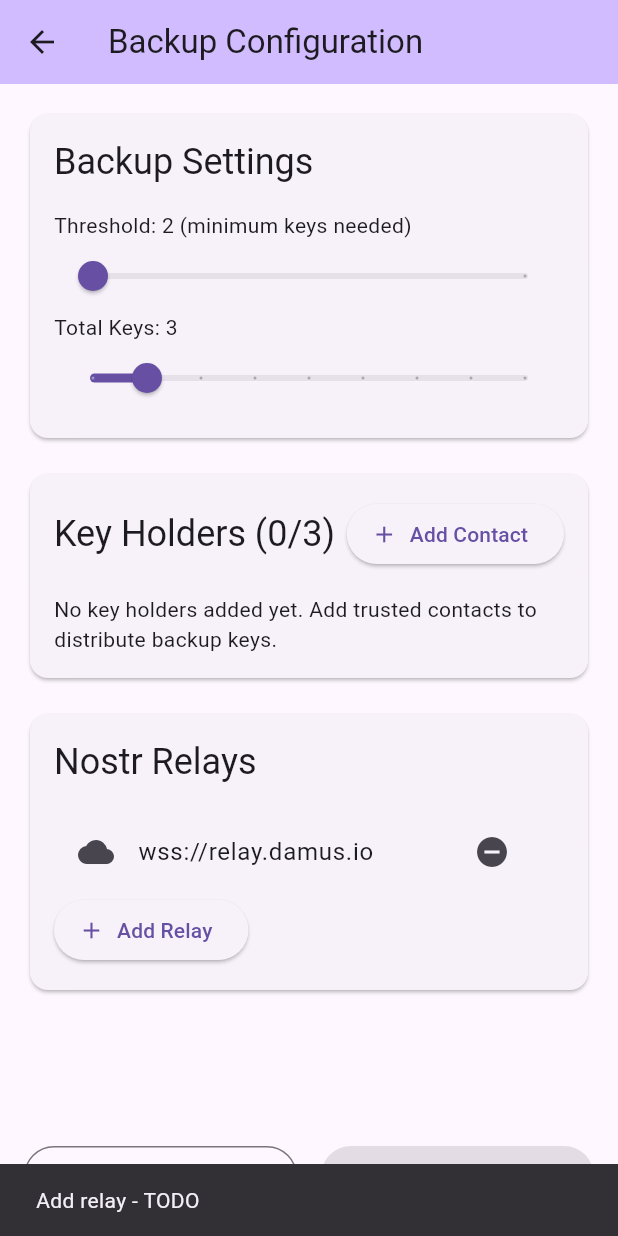
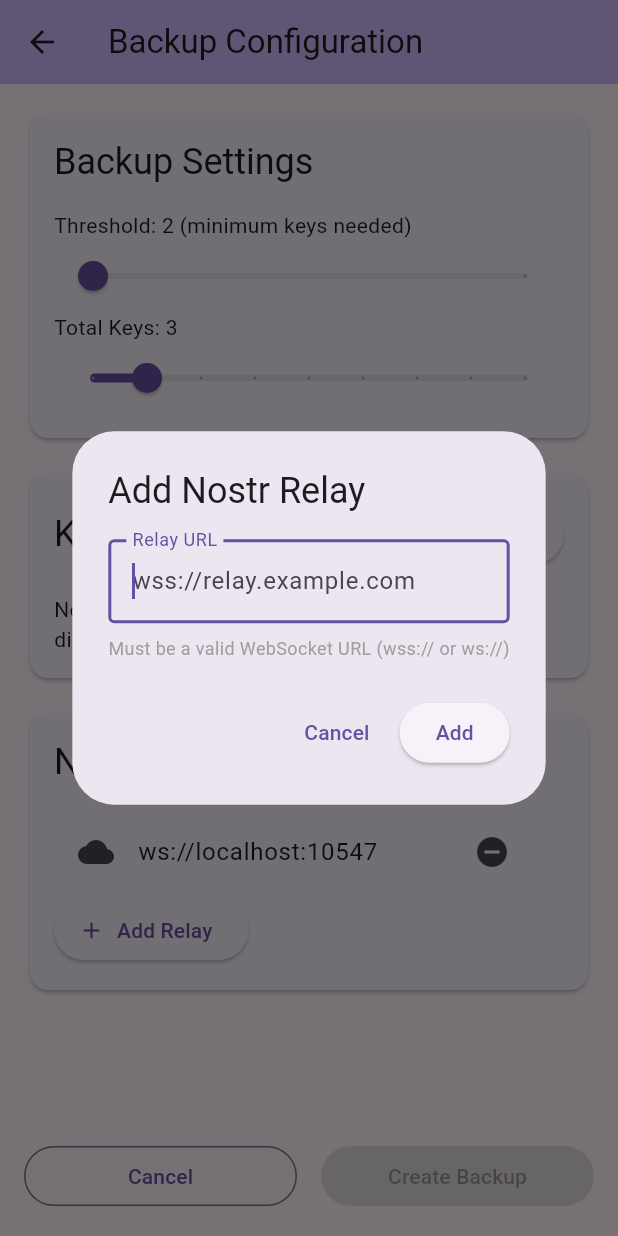
Before and after one commit to mplorentz/keydex, a Flutter app: the BackupConfigScreen screen opened directly with empty values, after a tap on "Add Relay", on a phone screen of 412 x 824 dp. Run offline on Flutter 3.47's test engine with Material 3 defaults, Android fonts, the light colour scheme and no system bars; our stand-ins replace flutter_secure_storage, logger, shared_preferences; missing offline and left inert: ndk, ntcdcrypto; accounts and stored records are empty.

Commit message:
Allow user to configure relays in backup config

````diff
--- a/lib/screens/backup_config_screen.dart
+++ b/lib/screens/backup_config_screen.dart
@@ -24,7 +24,7 @@ class _BackupConfigScreenState extends State<BackupConfigScreen> {
   int _threshold = 2;
   int _totalKeys = 3;
   final List<KeyHolder> _keyHolders = [];
-  final List<String> _relays = ['wss://relay.damus.io'];
+  final List<String> _relays = ['ws://localhost:10547'];
   bool _isCreating = false;
 
   @override
@@ -160,12 +160,7 @@ class _BackupConfigScreenState extends State<BackupConfigScreen> {
                       ),
                     ),
                     ElevatedButton.icon(
-                      onPressed: () {
-                        // TODO: Implement add relay functionality
-                        ScaffoldMessenger.of(
-                          context,
-                        ).showSnackBar(const SnackBar(content: Text('Add relay - TODO')));
-                      },
+                      onPressed: _addRelay,
                       icon: const Icon(Icons.add),
                       label: const Text('Add Relay'),
                     ),
@@ -283,6 +278,72 @@ class _BackupConfigScreenState extends State<BackupConfigScreen> {
     }
   }
 
+  Future<void> _addRelay() async {
+    final relayController = TextEditingController();
+
+    final result = await showDialog<bool>(
+      context: context,
+      builder: (context) => AlertDialog(
+        title: const Text('Add Nostr Relay'),
+        content: Column(
+          mainAxisSize: MainAxisSize.min,
+          children: [
+            TextField(
+              controller: relayController,
+              decoration: const InputDecoration(
+                labelText: 'Relay URL',
+                hintText: 'wss://relay.example.com',
+                border: OutlineInputBorder(),
+              ),
+              keyboardType: TextInputType.url,
+              autofocus: true,
+            ),
+            const SizedBox(height: 8),
+            const Text(
+              'Must be a valid WebSocket URL (wss:// or ws://)',
+              style: TextStyle(fontSize: 12, color: Colors.grey),
+            ),
+          ],
+        ),
+        actions: [
+          TextButton(onPressed: () => Navigator.pop(context, false), child: const Text('Cancel')),
+          ElevatedButton(onPressed: () => Navigator.pop(context, true), child: const Text('Add')),
+        ],
+      ),
+    );
+
+    if (result == true) {
+      try {
+        final relayUrl = relayController.text.trim();
+
+        // Validate relay URL
+        if (relayUrl.isEmpty) {
+          throw Exception('Relay URL cannot be empty');
+        }
+
+        final uri = Uri.parse(relayUrl);
+        if (uri.scheme != 'wss' && uri.scheme != 'ws') {
+          throw Exception('Relay URL must start with wss:// or ws://');
+        }
+
+        // Check if relay already exists
+        if (_relays.contains(relayUrl)) {
+          throw Exception('This relay is already in the list');
+        }
+
+        setState(() {
+          _relays.add(relayUrl);
+        });
+      } catch (e) {
+        if (mounted) {
+          ScaffoldMessenger.of(context).showSnackBar(
+            SnackBar(content: Text('Invalid relay URL: $e'), backgroundColor: Colors.red),
+          );
+        }
+      }
+    }
+  }
+
   Future<void> _createBackup() async {
     if (!_canCreateBackup()) return;
 
--- a/lib/services/backup_service.dart
+++ b/lib/services/backup_service.dart
@@ -107,11 +107,6 @@ class BackupService {
     }
     if (relays.isEmpty) {
       throw ArgumentError('At least one relay must be provided');
-    }
-
-    // Check if backup already exists for this lockbox
-    if (_cachedConfigs!.containsKey(lockboxId)) {
-      throw ArgumentError('Backup configuration already exists for lockbox $lockboxId');
     }
 
     // Create backup configuration
--- a/lib/services/shard_distribution_service.dart
+++ b/lib/services/shard_distribution_service.dart
@@ -55,8 +55,7 @@ class ShardDistributionService {
           // Broadcast the gift wrap event
           ndk.broadcast.broadcast(
             nostrEvent: giftWrap,
-            // TODO: Use config.relays
-            specificRelays: ['ws://localhost:10547'],
+            specificRelays: config.relays,
           );
 
           // Create ShardEvent record
--- /dev/null
+++ b/lib/src/localization/app_localizations.dart
@@ -0,0 +1,129 @@
+import 'dart:async';
+
+import 'package:flutter/foundation.dart';
+import 'package:flutter/widgets.dart';
+import 'package:flutter_localizations/flutter_localizations.dart';
+import 'package:intl/intl.dart' as intl;
+
+import 'app_localizations_en.dart';
+
+// ignore_for_file: type=lint
+
+/// Callers can lookup localized strings with an instance of AppLocalizations
+/// returned by `AppLocalizations.of(context)`.
+///
+/// Applications need to include `AppLocalizations.delegate()` in their app's
+/// `localizationDelegates` list, and the locales they support in the app's
+/// `supportedLocales` list. For example:
+///
+/// ```dart
+/// import 'localization/app_localizations.dart';
+///
+/// return MaterialApp(
+///   localizationsDelegates: AppLocalizations.localizationsDelegates,
+///   supportedLocales: AppLocalizations.supportedLocales,
+///   home: MyApplicationHome(),
+/// );
+/// ```
+///
+/// ## Update pubspec.yaml
+///
+/// Please make sure to update your pubspec.yaml to include the following
+/// packages:
+///
+/// ```yaml
+/// dependencies:
+///   # Internationalization support.
+///   flutter_localizations:
+///     sdk: flutter
+///   intl: any # Use the pinned version from flutter_localizations
+///
+///   # Rest of dependencies
+/// ```
+///
+/// ## iOS Applications
+///
+/// iOS applications define key application metadata, including supported
+/// locales, in an Info.plist file that is built into the application bundle.
+/// To configure the locales supported by your app, you’ll need to edit this
+/// file.
+///
+/// First, open your project’s ios/Runner.xcworkspace Xcode workspace file.
+/// Then, in the Project Navigator, open the Info.plist file under the Runner
+/// project’s Runner folder.
+///
+/// Next, select the Information Property List item, select Add Item from the
+/// Editor menu, then select Localizations from the pop-up menu.
+///
+/// Select and expand the newly-created Localizations item then, for each
+/// locale your application supports, add a new item and select the locale
+/// you wish to add from the pop-up menu in the Value field. This list should
+/// be consistent with the languages listed in the AppLocalizations.supportedLocales
+/// property.
+abstract class AppLocalizations {
+  AppLocalizations(String locale) : localeName = intl.Intl.canonicalizedLocale(locale.toString());
+
+  final String localeName;
+
+  static AppLocalizations? of(BuildContext context) {
+    return Localizations.of<AppLocalizations>(context, AppLocalizations);
+  }
+
+  static const LocalizationsDelegate<AppLocalizations> delegate = _AppLocalizationsDelegate();
+
+  /// A list of this localizations delegate along with the default localizations
+  /// delegates.
+  ///
+  /// Returns a list of localizations delegates containing this delegate along with
+  /// GlobalMaterialLocalizations.delegate, GlobalCupertinoLocalizations.delegate,
+  /// and GlobalWidgetsLocalizations.delegate.
+  ///
+  /// Additional delegates can be added by appending to this list in
+  /// MaterialApp. This list does not have to be used at all if a custom list
+  /// of delegates is preferred or required.
+  static const List<LocalizationsDelegate<dynamic>> localizationsDelegates =
+      <LocalizationsDelegate<dynamic>>[
+    delegate,
+    GlobalMaterialLocalizations.delegate,
+    GlobalCupertinoLocalizations.delegate,
+    GlobalWidgetsLocalizations.delegate,
+  ];
+
+  /// A list of this localizations delegate's supported locales.
+  static const List<Locale> supportedLocales = <Locale>[Locale('en')];
+
+  /// The title of the application
+  ///
+  /// In en, this message translates to:
+  /// **'keydex'**
+  String get appTitle;
+}
+
+class _AppLocalizationsDelegate extends LocalizationsDelegate<AppLocalizations> {
+  const _AppLocalizationsDelegate();
+
+  @override
+  Future<AppLocalizations> load(Locale locale) {
+    return SynchronousFuture<AppLocalizations>(lookupAppLocalizations(locale));
+  }
+
+  @override
+  bool isSupported(Locale locale) => <String>['en'].contains(locale.languageCode);
+
+  @override
+  bool shouldReload(_AppLocalizationsDelegate old) => false;
+}
+
+AppLocalizations lookupAppLocalizations(Locale locale) {
+  // Lookup logic when only language code is specified.
+  switch (locale.languageCode) {
+    case 'en':
+      return AppLocalizationsEn();
+  }
+
+  throw FlutterError(
+      'AppLocalizations.delegate failed to load unsupported locale "$locale". This is likely '
+      'an issue with the localizations generation tool. Please file an issue '
+      'on GitHub with a reproducible sample app and the gen-l10n configuration '
+      'that was used.');
+}
--- /dev/null
+++ b/lib/src/localization/app_localizations_en.dart
@@ -0,0 +1,13 @@
+// ignore: unused_import
+import 'package:intl/intl.dart' as intl;
+import 'app_localizations.dart';
+
+// ignore_for_file: type=lint
+
+/// The translations for English (`en`).
+class AppLocalizationsEn extends AppLocalizations {
+  AppLocalizationsEn([String locale = 'en']) : super(locale);
+
+  @override
+  String get appTitle => 'keydex';
+}
````
